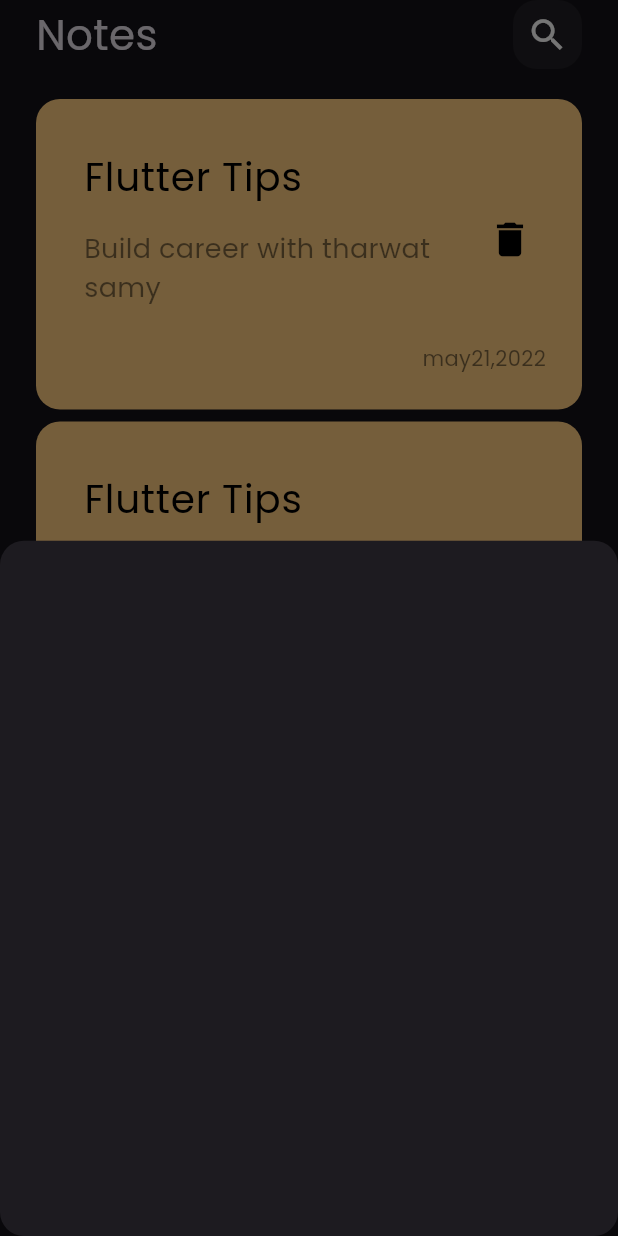
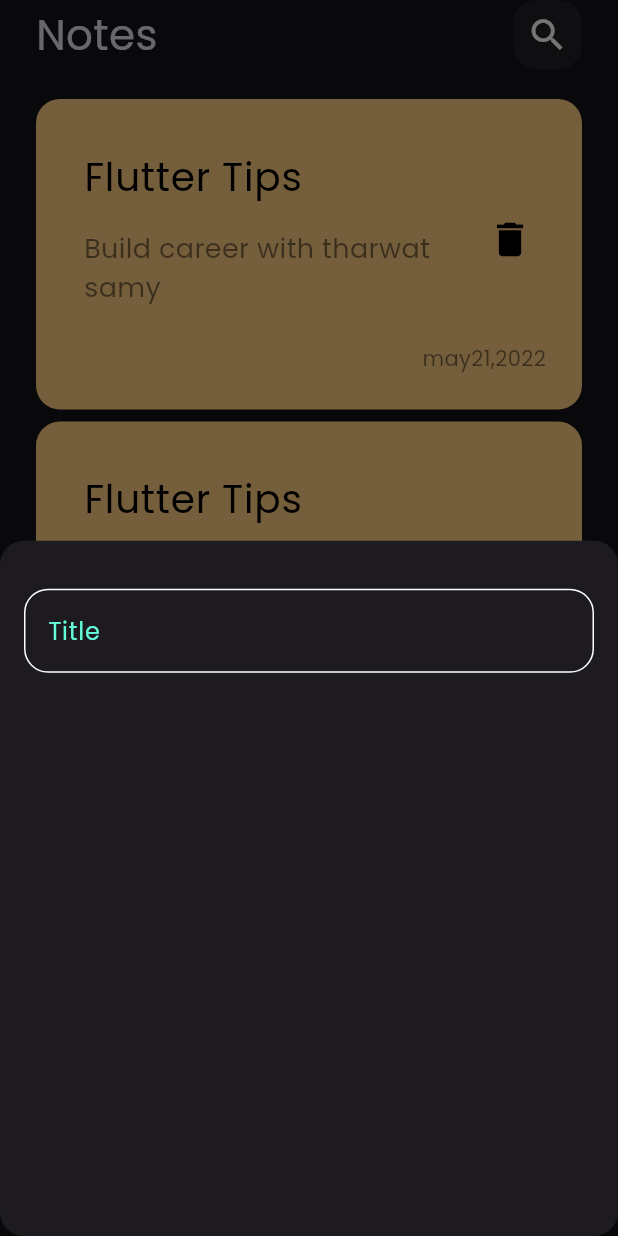
Before and after one commit to amirasaleh/notesApp, a Flutter app: the screen it shows after launch, after a tap on the "add" icon, on a phone screen of 412 x 824 dp. Run offline on Flutter 3.47's test engine with Material 3 defaults, Android fonts, the phone set to English and light mode, and no system bars.

Commit message:
create custom text feild

```diff
--- /dev/null
+++ b/lib/constants.dart
@@ -0,0 +1,3 @@
+import 'package:flutter/material.dart';
+
+const kPrimayColor = Color(0xff62FCD7);
--- a/lib/views/widgets/note_add_buttom_sheet.dart
+++ b/lib/views/widgets/note_add_buttom_sheet.dart
@@ -1,11 +1,22 @@
 
 import 'package:flutter/material.dart';
+import 'package:notesapp/views/widgets/text_field.dart';
 
 class NoteAddButtomSheet extends StatelessWidget {
   const NoteAddButtomSheet({super.key});
 
   @override
   Widget build(BuildContext context) {
-    return Container();
+    return Padding(
+      padding: const EdgeInsets.symmetric(horizontal: 16),
+      child: Column(
+        children: [
+          SizedBox(
+            height: 32,
+          ),
+          CustomTextField()
+        ],
+      ),
+    );
   }
 }
--- /dev/null
+++ b/lib/views/widgets/text_field.dart
@@ -0,0 +1,29 @@
+import 'package:flutter/material.dart';
+import 'package:notesapp/constants.dart';
+
+class CustomTextField extends StatelessWidget {
+  const CustomTextField({super.key});
+
+  @override
+  Widget build(BuildContext context) {
+    return  TextField(
+      cursorColor: kPrimayColor,
+      decoration: InputDecoration(
+        hintText: 'Title',
+        hintStyle:const TextStyle(
+          color: kPrimayColor
+        ),
+        border: buildBorder(),
+        enabledBorder: buildBorder(),
+        focusedBorder: buildBorder(kPrimayColor)
+      ),
+    );
+  }
+
+  OutlineInputBorder buildBorder([color]) {
+    return OutlineInputBorder(
+        borderRadius: BorderRadius.circular(16),
+        borderSide:  BorderSide(color: color ??Colors.white)
+      );
+  }
+}
```
